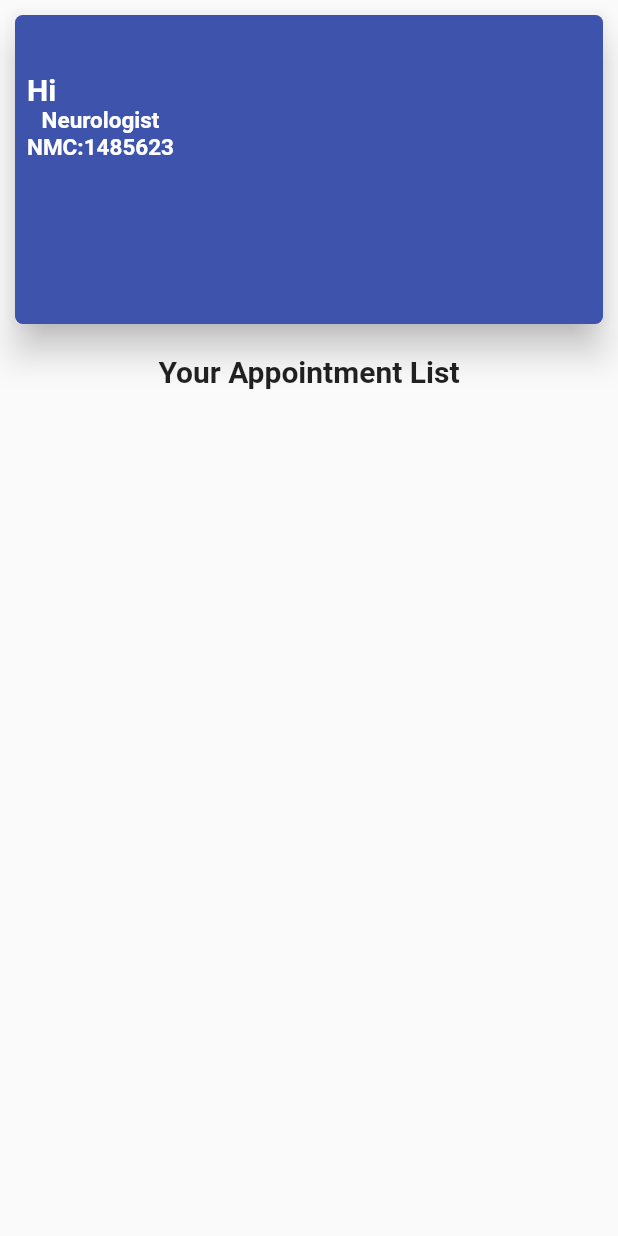
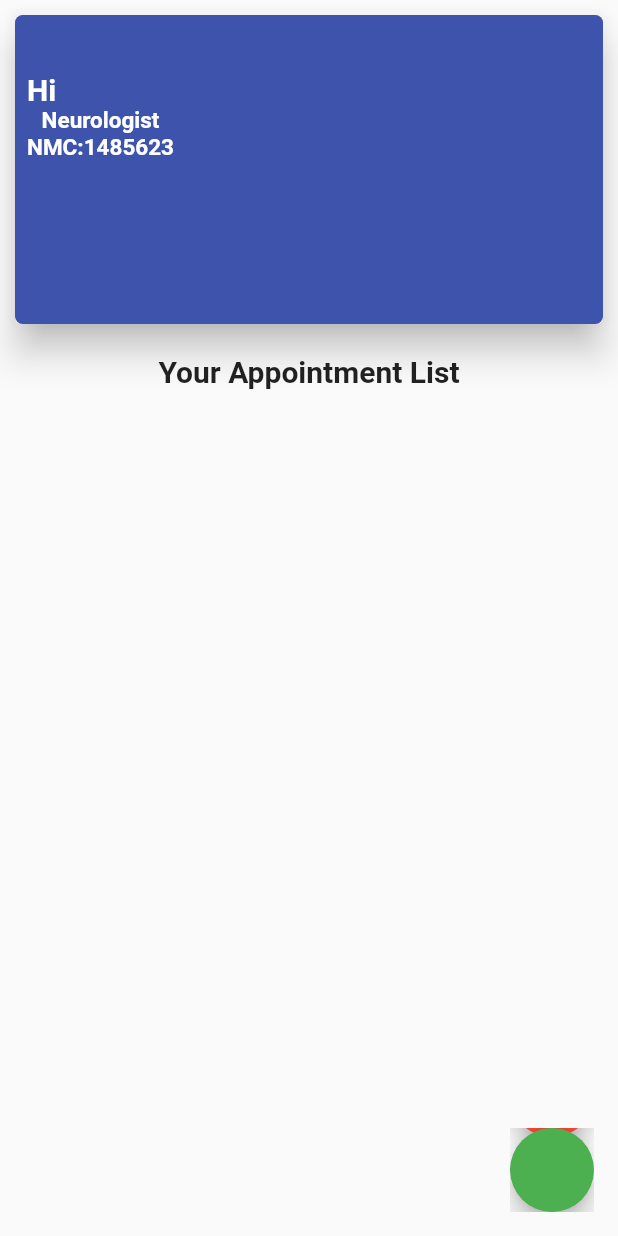
Before and after one commit to piyushyadavNP/DoctorG_FYP, a Flutter app: the DoctorPage screen opened directly with empty values, on a phone screen of 412 x 824 dp. Run offline on Flutter 3.47's test engine with Material 2 defaults, Android fonts, the phone set to English and light mode, and no system bars; our stand-ins replace cloud_firestore, firebase_auth, firebase_core, google_fonts, table_calendar, timelines; accounts and stored records are empty.

Commit message:
Minor Refator To Doctor Page

```diff
--- a/lib/common/appointment_list.dart
+++ b/lib/common/appointment_list.dart
@@ -3,6 +3,7 @@ import 'package:firebase_auth/firebase_auth.dart';
 import 'package:flutter/material.dart';
 import 'package:flutter/src/widgets/container.dart';
 import 'package:flutter/src/widgets/framework.dart';
+import 'package:timelines/timelines.dart';
 
 class AppointmentInfoCard extends StatefulWidget {
   const AppointmentInfoCard({super.key});
@@ -38,8 +39,7 @@ class _AppointmentInfoCardState extends State<AppointmentInfoCard> {
                     ),
                   );
                 },
-                ).toList(),
-              );
+              ).toList());
             } else {
               return const CircularProgressIndicator();
             }
--- a/lib/screens/doctor_page.dart
+++ b/lib/screens/doctor_page.dart
@@ -1,6 +1,7 @@
 import 'package:doctor/common/appointment_list.dart';
 import 'package:doctor/common/user_info_card.dart';
 import 'package:flutter/material.dart';
+import 'package:timelines/timelines.dart';
 
 class DoctorPage extends StatefulWidget {
   const DoctorPage({Key? key}) : super(key: key);
@@ -45,6 +46,21 @@ class _DoctorPageState extends State<DoctorPage> {
           ),
         ),
       ),
+      floatingActionButton: Stack(
+        children: [
+          Positioned(
+            bottom: 50,
+            child: FloatingActionButton(
+              onPressed: () {},
+              backgroundColor: Colors.red,
+            ),
+          ),
+          FloatingActionButton(
+            backgroundColor: Colors.green,
+            onPressed: () {},
+          ),
+        ],
+      ),
     );
   }
 }
--- a/lib/screens/doctor_signup.dart
+++ b/lib/screens/doctor_signup.dart
@@ -240,7 +240,7 @@ class _DoctorSignupState extends State<DoctorSignup> {
         "mobile": _mobile.text.trim(),
         "specialization": _specialization.text.trim(),
         "visitingDays": _vistingDays.text.trim(),
-        "isAdmin": true,
+        "isDoctor": true,
         "createdAt": DateTime.parse(Timestamp.now().toDate().toString()),
       }).then((value) =>
           AlertInfo(message: "Registration Success.").showInfo(context));
--- a/pubspec.yaml
+++ b/pubspec.yaml
@@ -40,6 +40,8 @@ dependencies:
   shared_preferences: ^2.0.17
   table_calendar: ^3.0.9
 
+  timelines: ^0.1.0
+
 dev_dependencies:
   flutter_lints: ^2.0.0
   flutter_test:
```
Also changed, not shown: pubspec.lock. Lines whose indentation alone changed are shown as unchanged.
